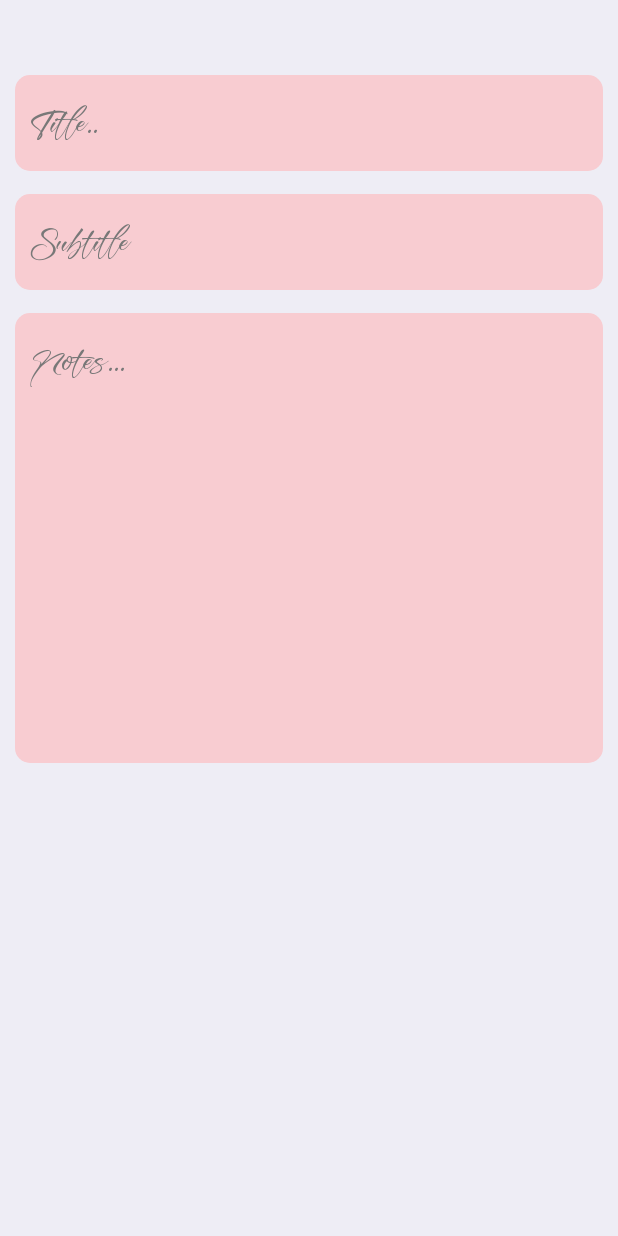
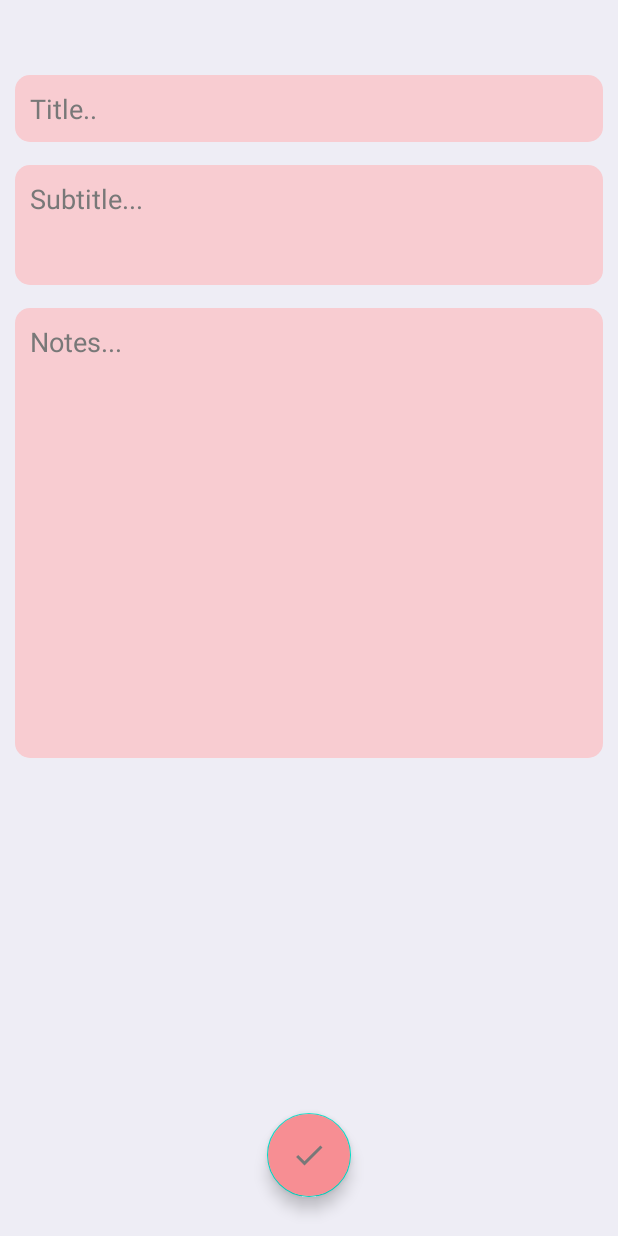
Before and after one commit to Escanor29/NotesApp, an Android app: the layout fragment_edit_notes.xml on its own in the app's theme, with its tools: preview values and no code run, on a phone screen of 412 x 824 dp. Run offline under Robolectric (Android 15) with nearby library versions, the phone set to English and light mode, and no system bars.

Commit message:
edit notes

```diff
--- a/app/build.gradle
+++ b/app/build.gradle
@@ -4,7 +4,7 @@ plugins {
     id 'org.jetbrains.kotlin.android'
     id 'kotlin-android-extensions'
     id 'kotlin-kapt'
-    id 'androidx.navigation.safeargs.kotlin'
+    id 'androidx.navigation.safeargs'
 }
 
 
--- a/app/src/main/java/com/example/notes/ui/Fragments/CreateNotesFragment.kt
+++ b/app/src/main/java/com/example/notes/ui/Fragments/CreateNotesFragment.kt
@@ -14,7 +14,6 @@ import com.example.notes.Entity.Notes
 import com.example.notes.R
 import com.example.notes.ViewModel.NotesViewModel
 import com.example.notes.databinding.FragmentCreateNotesBinding
-import java.lang.String.format
 import java.util.*
 
 
--- a/app/src/main/res/layout/fragment_edit_notes.xml
+++ b/app/src/main/res/layout/fragment_edit_notes.xml
@@ -20,46 +20,51 @@
             android:background="@drawable/edit_text_shape"
             android:layout_marginTop="50dp"
             android:padding="10dp"
-            android:fontFamily="@font/austria"
+            android:fontFamily="sans-serif"
             android:textColorHint="@color/grey"
             android:maxLines="1"
-            android:hint="Title.."/>
+            android:hint="Title.."
+            android:textColor="@color/black"
+            />
 
         <EditText
             android:id="@+id/editSubtitle"
             android:layout_width="match_parent"
-            android:layout_height="wrap_content"
+            android:layout_height="80dp"
+            android:layout_marginTop="15dp"
             android:background="@drawable/edit_text_shape"
-            android:layout_marginTop="15dp"
+            android:fontFamily="sans-serif"
+            android:hint="Subtitle..."
+            android:maxLines="1"
             android:padding="10dp"
-            android:fontFamily="@font/austria"
+            android:gravity="start"
             android:textColorHint="@color/grey"
-            android:maxLines="1"
-            android:hint="Subtitle"/>
+            android:textColor="@color/black"/>
 
         <EditText
             android:id="@+id/editNotes"
             android:layout_width="match_parent"
             android:layout_height="300dp"
+            android:layout_marginTop="15dp"
             android:background="@drawable/edit_text_shape"
-            android:layout_marginTop="15dp"
+            android:fontFamily="sans-serif"
+            android:gravity="start"
+            android:hint="Notes..."
             android:padding="10dp"
-            android:fontFamily="@font/austria"
-            android:textColorHint="@color/grey"
-            android:gravity="start"
-            android:hint="Notes..."/>
+            android:textColor="@color/black"
+            android:textColorHint="@color/grey"/>
 
     </LinearLayout>
 
-<!--    <com.google.android.material.floatingactionbutton.FloatingActionButton-->
-<!--        android:id="@+id/btnEditNotes"-->
-<!--        android:layout_width="wrap_content"-->
-<!--        android:layout_height="wrap_content"-->
-<!--        android:layout_gravity="bottom|center"-->
-<!--        android:layout_marginBottom="26dp"-->
-<!--        android:src="@drawable/ic_baseline_done_24"-->
-<!--        android:backgroundTint="@color/light_red"-->
-<!--        android:tint="@color/white"/>-->
+    <com.google.android.material.floatingactionbutton.FloatingActionButton
+        android:id="@+id/btnEditSaveNotes"
+        android:layout_width="wrap_content"
+        android:layout_height="wrap_content"
+        android:layout_gravity="bottom|center"
+        android:layout_marginBottom="26dp"
+        android:src="@drawable/ic_baseline_done_24"
+        android:backgroundTint="@color/light_red"
+        android:tint="@color/white"/>
 
 
 
--- a/app/src/main/res/navigation/nav_graph.xml
+++ b/app/src/main/res/navigation/nav_graph.xml
@@ -34,5 +34,8 @@
         <action
             android:id="@+id/action_editNotesFragment_to_homeFragment"
             app:destination="@id/homeFragment" />
+        <argument
+            android:name="data"
+            app:argType="com.example.notes.Entity.Notes" />
     </fragment>
 </navigation>
```
Also changed, not shown: app/src/main/java/com/example/notes/Entity/Notes.kt (+39 -6 lines), app/src/main/java/com/example/notes/ui/Adapter/NotesAdapter.kt (+7 -0 lines), app/src/main/java/com/example/notes/ui/Fragments/EditNotesFragment.kt (+49 -1 lines).
